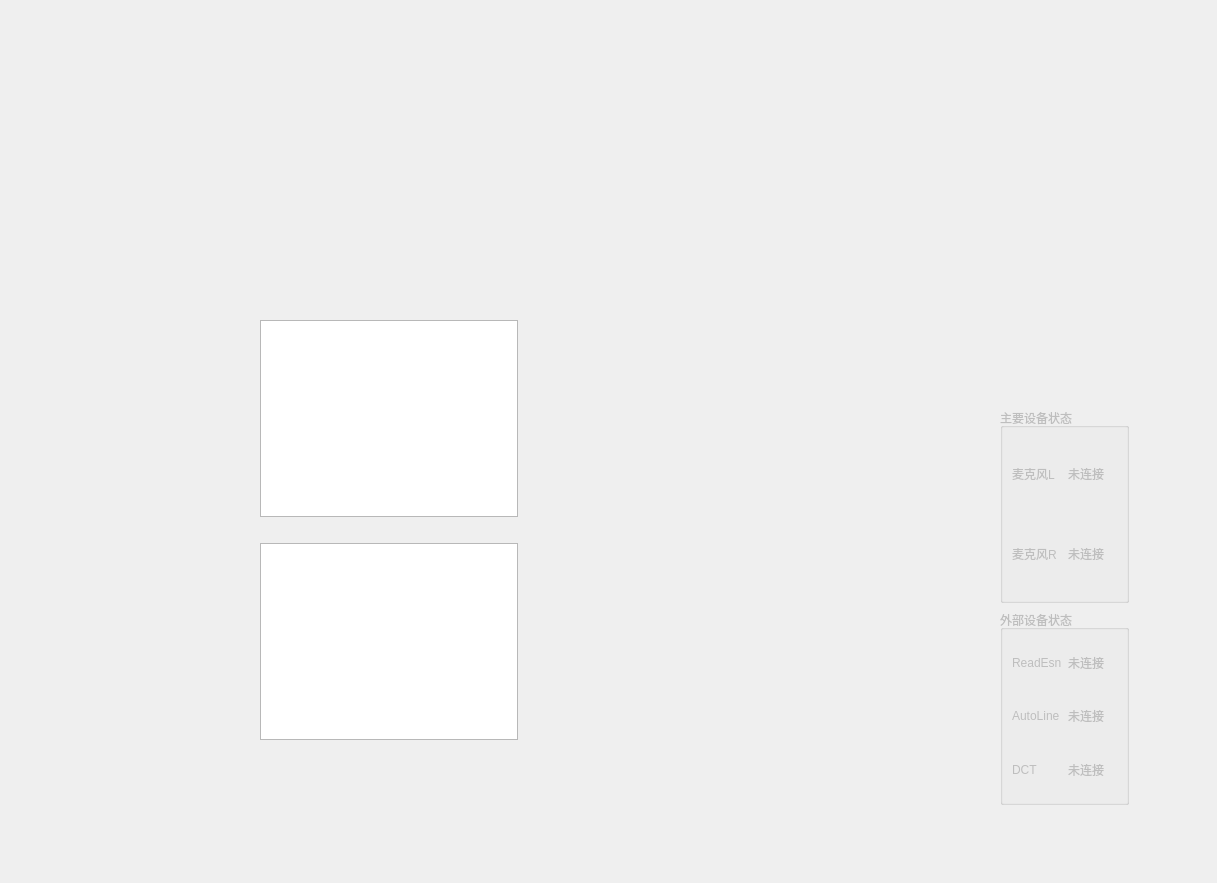
This is TempForm.ui in YeeeeRQ/SpeakerTest as Qt 5 draws it before an edit. The edited form follows.
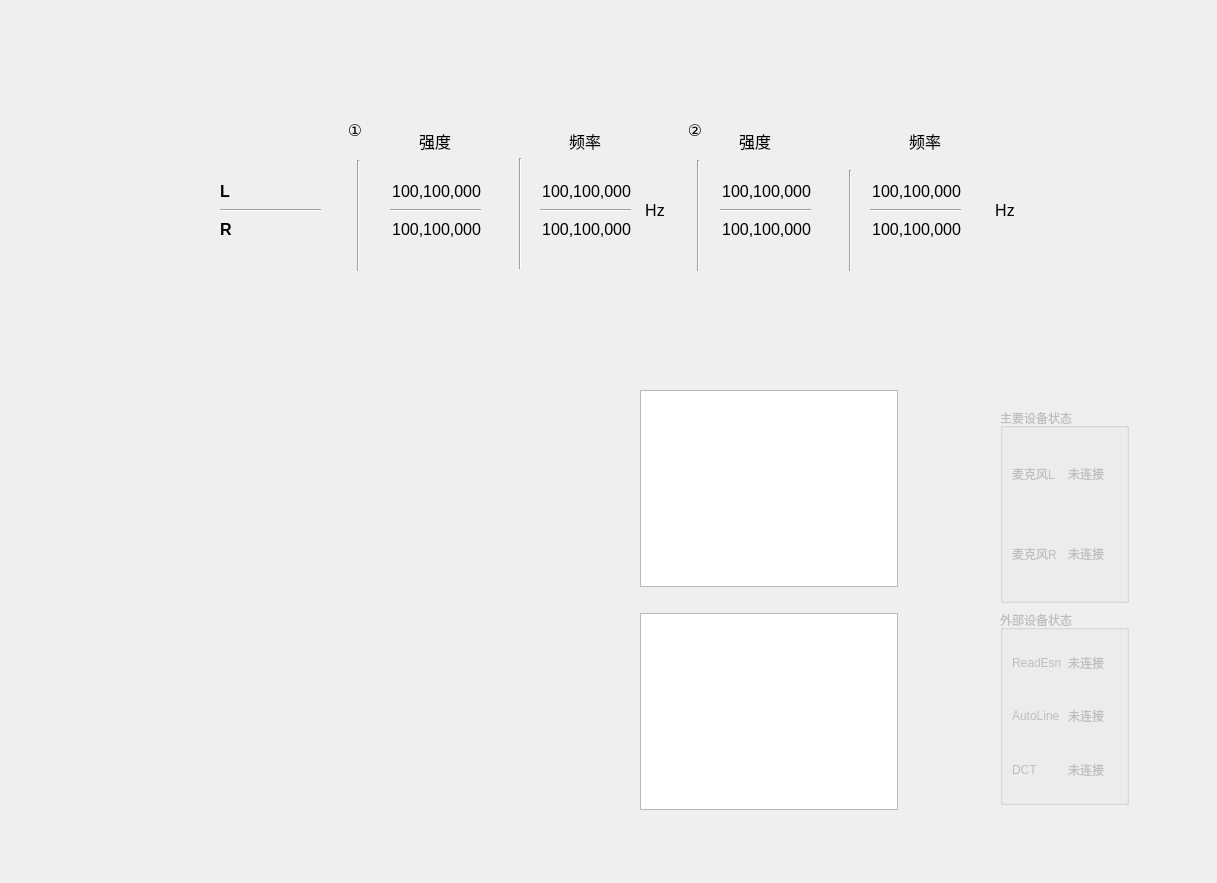
This is the edited form.

Diff of the .ui file:
```diff
--- a/TempForm.ui
+++ b/TempForm.ui
@@ -150,8 +150,8 @@
   <widget class="QWidget" name="layoutWidget">
    <property name="geometry">
     <rect>
-     <x>260</x>
-     <y>320</y>
+     <x>640</x>
+     <y>390</y>
      <width>258</width>
      <height>420</height>
     </rect>
@@ -187,6 +187,523 @@
     </item>
    </layout>
   </widget>
+  <widget class="QLabel" name="label_15">
+   <property name="geometry">
+    <rect>
+     <x>410</x>
+     <y>120</y>
+     <width>50</width>
+     <height>41</height>
+    </rect>
+   </property>
+   <property name="minimumSize">
+    <size>
+     <width>50</width>
+     <height>0</height>
+    </size>
+   </property>
+   <property name="font">
+    <font>
+     <pointsize>12</pointsize>
+    </font>
+   </property>
+   <property name="text">
+    <string>强度</string>
+   </property>
+   <property name="alignment">
+    <set>Qt::AlignCenter</set>
+   </property>
+  </widget>
+  <widget class="Line" name="line_8">
+   <property name="geometry">
+    <rect>
+     <x>350</x>
+     <y>160</y>
+     <width>16</width>
+     <height>111</height>
+    </rect>
+   </property>
+   <property name="orientation">
+    <enum>Qt::Vertical</enum>
+   </property>
+  </widget>
+  <widget class="Line" name="line_10">
+   <property name="geometry">
+    <rect>
+     <x>690</x>
+     <y>160</y>
+     <width>16</width>
+     <height>111</height>
+    </rect>
+   </property>
+   <property name="orientation">
+    <enum>Qt::Vertical</enum>
+   </property>
+  </widget>
+  <widget class="QWidget" name="layoutWidget_2">
+   <property name="geometry">
+    <rect>
+     <x>220</x>
+     <y>180</y>
+     <width>101</width>
+     <height>61</height>
+    </rect>
+   </property>
+   <layout class="QVBoxLayout" name="verticalLayout_19">
+    <item>
+     <widget class="QLabel" name="label_OK">
+      <property name="font">
+       <font>
+        <pointsize>12</pointsize>
+        <bold>true</bold>
+       </font>
+      </property>
+      <property name="text">
+       <string>L</string>
+      </property>
+     </widget>
+    </item>
+    <item>
+     <widget class="Line" name="line_4">
+      <property name="orientation">
+       <enum>Qt::Horizontal</enum>
+      </property>
+     </widget>
+    </item>
+    <item>
+     <widget class="QLabel" name="label_NG">
+      <property name="font">
+       <font>
+        <pointsize>12</pointsize>
+        <bold>true</bold>
+       </font>
+      </property>
+      <property name="text">
+       <string>R</string>
+      </property>
+     </widget>
+    </item>
+   </layout>
+  </widget>
+  <widget class="Line" name="line_6">
+   <property name="geometry">
+    <rect>
+     <x>840</x>
+     <y>170</y>
+     <width>20</width>
+     <height>101</height>
+    </rect>
+   </property>
+   <property name="orientation">
+    <enum>Qt::Vertical</enum>
+   </property>
+  </widget>
+  <widget class="QLabel" name="label_17">
+   <property name="geometry">
+    <rect>
+     <x>900</x>
+     <y>120</y>
+     <width>50</width>
+     <height>41</height>
+    </rect>
+   </property>
+   <property name="minimumSize">
+    <size>
+     <width>50</width>
+     <height>0</height>
+    </size>
+   </property>
+   <property name="font">
+    <font>
+     <pointsize>12</pointsize>
+    </font>
+   </property>
+   <property name="text">
+    <string>频率</string>
+   </property>
+   <property name="alignment">
+    <set>Qt::AlignCenter</set>
+   </property>
+  </widget>
+  <widget class="QLabel" name="label_10">
+   <property name="geometry">
+    <rect>
+     <x>980</x>
+     <y>190</y>
+     <width>50</width>
+     <height>41</height>
+    </rect>
+   </property>
+   <property name="minimumSize">
+    <size>
+     <width>50</width>
+     <height>0</height>
+    </size>
+   </property>
+   <property name="font">
+    <font>
+     <pointsize>12</pointsize>
+    </font>
+   </property>
+   <property name="text">
+    <string>Hz</string>
+   </property>
+   <property name="alignment">
+    <set>Qt::AlignCenter</set>
+   </property>
+  </widget>
+  <widget class="QLabel" name="label_13">
+   <property name="geometry">
+    <rect>
+     <x>560</x>
+     <y>120</y>
+     <width>50</width>
+     <height>41</height>
+    </rect>
+   </property>
+   <property name="minimumSize">
+    <size>
+     <width>50</width>
+     <height>0</height>
+    </size>
+   </property>
+   <property name="font">
+    <font>
+     <pointsize>12</pointsize>
+    </font>
+   </property>
+   <property name="text">
+    <string>频率</string>
+   </property>
+   <property name="alignment">
+    <set>Qt::AlignCenter</set>
+   </property>
+  </widget>
+  <widget class="Line" name="line_9">
+   <property name="geometry">
+    <rect>
+     <x>510</x>
+     <y>158</y>
+     <width>20</width>
+     <height>111</height>
+    </rect>
+   </property>
+   <property name="orientation">
+    <enum>Qt::Vertical</enum>
+   </property>
+  </widget>
+  <widget class="QWidget" name="layoutWidget_3">
+   <property name="geometry">
+    <rect>
+     <x>540</x>
+     <y>180</y>
+     <width>91</width>
+     <height>61</height>
+    </rect>
+   </property>
+   <layout class="QVBoxLayout" name="verticalLayout_20">
+    <item>
+     <widget class="QLabel" name="label_OK_number_2">
+      <property name="font">
+       <font>
+        <pointsize>12</pointsize>
+        <bold>false</bold>
+       </font>
+      </property>
+      <property name="text">
+       <string>100,100,000</string>
+      </property>
+      <property name="alignment">
+       <set>Qt::AlignRight|Qt::AlignTrailing|Qt::AlignVCenter</set>
+      </property>
+     </widget>
+    </item>
+    <item>
+     <widget class="Line" name="line_11">
+      <property name="orientation">
+       <enum>Qt::Horizontal</enum>
+      </property>
+     </widget>
+    </item>
+    <item>
+     <widget class="QLabel" name="label_NG_number_2">
+      <property name="font">
+       <font>
+        <pointsize>12</pointsize>
+        <bold>false</bold>
+       </font>
+      </property>
+      <property name="text">
+       <string>100,100,000</string>
+      </property>
+      <property name="alignment">
+       <set>Qt::AlignRight|Qt::AlignTrailing|Qt::AlignVCenter</set>
+      </property>
+     </widget>
+    </item>
+   </layout>
+  </widget>
+  <widget class="QLabel" name="label_18">
+   <property name="geometry">
+    <rect>
+     <x>670</x>
+     <y>110</y>
+     <width>50</width>
+     <height>41</height>
+    </rect>
+   </property>
+   <property name="minimumSize">
+    <size>
+     <width>50</width>
+     <height>0</height>
+    </size>
+   </property>
+   <property name="font">
+    <font>
+     <pointsize>12</pointsize>
+    </font>
+   </property>
+   <property name="text">
+    <string>②</string>
+   </property>
+   <property name="alignment">
+    <set>Qt::AlignCenter</set>
+   </property>
+  </widget>
+  <widget class="QWidget" name="layoutWidget_4">
+   <property name="geometry">
+    <rect>
+     <x>870</x>
+     <y>180</y>
+     <width>91</width>
+     <height>61</height>
+    </rect>
+   </property>
+   <layout class="QVBoxLayout" name="verticalLayout_21">
+    <item>
+     <widget class="QLabel" name="label_OK_number_4">
+      <property name="font">
+       <font>
+        <pointsize>12</pointsize>
+        <bold>false</bold>
+       </font>
+      </property>
+      <property name="text">
+       <string>100,100,000</string>
+      </property>
+      <property name="alignment">
+       <set>Qt::AlignRight|Qt::AlignTrailing|Qt::AlignVCenter</set>
+      </property>
+     </widget>
+    </item>
+    <item>
+     <widget class="Line" name="line_13">
+      <property name="orientation">
+       <enum>Qt::Horizontal</enum>
+      </property>
+     </widget>
+    </item>
+    <item>
+     <widget class="QLabel" name="label_NG_number_4">
+      <property name="font">
+       <font>
+        <pointsize>12</pointsize>
+        <bold>false</bold>
+       </font>
+      </property>
+      <property name="text">
+       <string>100,100,000</string>
+      </property>
+      <property name="alignment">
+       <set>Qt::AlignRight|Qt::AlignTrailing|Qt::AlignVCenter</set>
+      </property>
+     </widget>
+    </item>
+   </layout>
+  </widget>
+  <widget class="QLabel" name="label_19">
+   <property name="geometry">
+    <rect>
+     <x>730</x>
+     <y>120</y>
+     <width>50</width>
+     <height>41</height>
+    </rect>
+   </property>
+   <property name="minimumSize">
+    <size>
+     <width>50</width>
+     <height>0</height>
+    </size>
+   </property>
+   <property name="font">
+    <font>
+     <pointsize>12</pointsize>
+    </font>
+   </property>
+   <property name="text">
+    <string>强度</string>
+   </property>
+   <property name="alignment">
+    <set>Qt::AlignCenter</set>
+   </property>
+  </widget>
+  <widget class="QLabel" name="label_9">
+   <property name="geometry">
+    <rect>
+     <x>630</x>
+     <y>190</y>
+     <width>50</width>
+     <height>41</height>
+    </rect>
+   </property>
+   <property name="minimumSize">
+    <size>
+     <width>50</width>
+     <height>0</height>
+    </size>
+   </property>
+   <property name="font">
+    <font>
+     <pointsize>12</pointsize>
+    </font>
+   </property>
+   <property name="text">
+    <string>Hz</string>
+   </property>
+   <property name="alignment">
+    <set>Qt::AlignCenter</set>
+   </property>
+  </widget>
+  <widget class="QWidget" name="layoutWidget_5">
+   <property name="geometry">
+    <rect>
+     <x>720</x>
+     <y>180</y>
+     <width>91</width>
+     <height>61</height>
+    </rect>
+   </property>
+   <layout class="QVBoxLayout" name="verticalLayout_22">
+    <item>
+     <widget class="QLabel" name="label_OK_number_3">
+      <property name="font">
+       <font>
+        <pointsize>12</pointsize>
+        <bold>false</bold>
+       </font>
+      </property>
+      <property name="text">
+       <string>100,100,000</string>
+      </property>
+      <property name="alignment">
+       <set>Qt::AlignRight|Qt::AlignTrailing|Qt::AlignVCenter</set>
+      </property>
+     </widget>
+    </item>
+    <item>
+     <widget class="Line" name="line_12">
+      <property name="orientation">
+       <enum>Qt::Horizontal</enum>
+      </property>
+     </widget>
+    </item>
+    <item>
+     <widget class="QLabel" name="label_NG_number_3">
+      <property name="font">
+       <font>
+        <pointsize>12</pointsize>
+        <bold>false</bold>
+       </font>
+      </property>
+      <property name="text">
+       <string>100,100,000</string>
+      </property>
+      <property name="alignment">
+       <set>Qt::AlignRight|Qt::AlignTrailing|Qt::AlignVCenter</set>
+      </property>
+     </widget>
+    </item>
+   </layout>
+  </widget>
+  <widget class="QWidget" name="layoutWidget_6">
+   <property name="geometry">
+    <rect>
+     <x>390</x>
+     <y>180</y>
+     <width>91</width>
+     <height>61</height>
+    </rect>
+   </property>
+   <layout class="QVBoxLayout" name="verticalLayout_23">
+    <item>
+     <widget class="QLabel" name="label_OK_number">
+      <property name="font">
+       <font>
+        <pointsize>12</pointsize>
+        <bold>false</bold>
+       </font>
+      </property>
+      <property name="text">
+       <string>100,100,000</string>
+      </property>
+      <property name="alignment">
+       <set>Qt::AlignRight|Qt::AlignTrailing|Qt::AlignVCenter</set>
+      </property>
+     </widget>
+    </item>
+    <item>
+     <widget class="Line" name="line_7">
+      <property name="orientation">
+       <enum>Qt::Horizontal</enum>
+      </property>
+     </widget>
+    </item>
+    <item>
+     <widget class="QLabel" name="label_NG_number">
+      <property name="font">
+       <font>
+        <pointsize>12</pointsize>
+        <bold>false</bold>
+       </font>
+      </property>
+      <property name="text">
+       <string>100,100,000</string>
+      </property>
+      <property name="alignment">
+       <set>Qt::AlignRight|Qt::AlignTrailing|Qt::AlignVCenter</set>
+      </property>
+     </widget>
+    </item>
+   </layout>
+  </widget>
+  <widget class="QLabel" name="label_20">
+   <property name="geometry">
+    <rect>
+     <x>330</x>
+     <y>110</y>
+     <width>50</width>
+     <height>41</height>
+    </rect>
+   </property>
+   <property name="minimumSize">
+    <size>
+     <width>50</width>
+     <height>0</height>
+    </size>
+   </property>
+   <property name="font">
+    <font>
+     <pointsize>12</pointsize>
+    </font>
+   </property>
+   <property name="text">
+    <string>①</string>
+   </property>
+   <property name="alignment">
+    <set>Qt::AlignCenter</set>
+   </property>
+  </widget>
  </widget>
  <resources/>
  <connections/>
```
